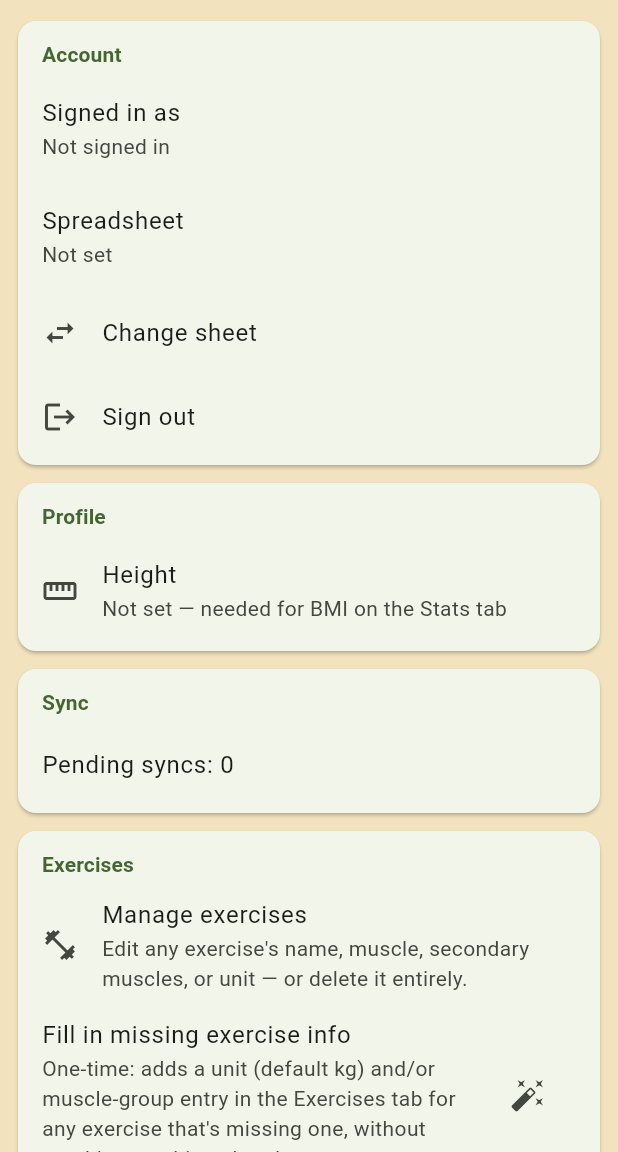
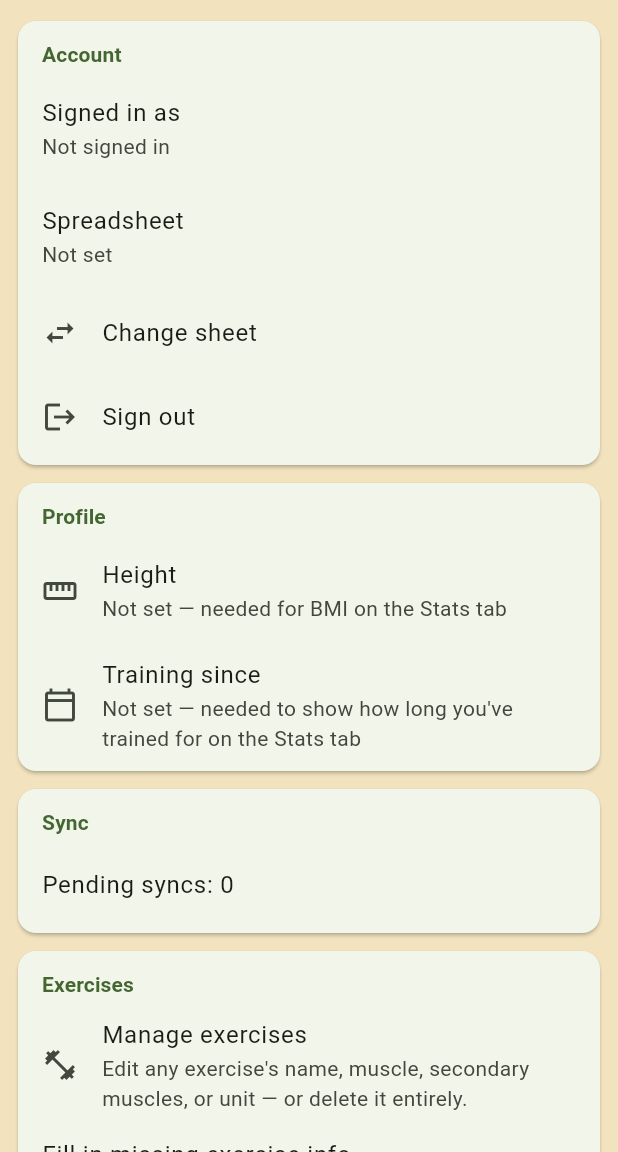
Before and after one commit to koren23/Gym_Log_App, a Flutter app: the MainShell screen opened directly, after a tap on the "settings" icon, on a phone screen of 412 x 824 dp, the part 84-1236 px from its top. Run offline on Flutter 3.47's test engine with Material 3 defaults, Android fonts, the phone set to English and light mode, and no system bars; our stand-ins replace fl_chart, flutter_riverpod, google_sign_in, package_info_plus, shared_preferences, web; missing offline and left inert: googleapis; accounts and stored records are empty.

Commit message:
v2.1.0: user-set training start date for Stats
Adds a "Training since" date in Settings -> Profile, for anyone who
trained before they started logging in this app. The Stats tab's
"Working out since" now uses it (falling back to the first logged
workout if unset), plus a new "Training for" duration row.

Co-Authored-By: Claude Sonnet 5 <noreply@anthropic.com>

```diff
--- a/lib/core/changelog.dart
+++ b/lib/core/changelog.dart
@@ -15,6 +15,17 @@ class ChangelogEntry {
 }
 
 const List<ChangelogEntry> kChangelog = [
+  ChangelogEntry(
+    version: '2.1.0',
+    date: '2026-11-07',
+    changes: [
+      'Added a "Training since" date in Settings → Profile, for when you '
+          'started working out before you started logging in this app — '
+          'the Stats tab\'s "Working out since" now uses it (falling back '
+          'to your first logged workout if unset), alongside a new '
+          '"Training for" row showing how long that\'s been.',
+    ],
+  ),
   ChangelogEntry(
     version: '2.0.3',
     date: '2026-11-06',
--- a/lib/screens/settings/settings_screen.dart
+++ b/lib/screens/settings/settings_screen.dart
@@ -1,6 +1,7 @@
 import 'package:flutter/material.dart';
 import 'package:flutter/services.dart';
 import 'package:flutter_riverpod/flutter_riverpod.dart';
+import 'package:intl/intl.dart';
 
 import '../../models/app_colors.dart';
 import '../../providers/auth_providers.dart';
@@ -11,6 +12,8 @@ import 'add_workout_day_dialog.dart';
 import 'algorithms_info_screen.dart';
 import 'changelog_screen.dart';
 import 'manage_exercises_screen.dart';
+
+final _dateFormat = DateFormat.yMMMd();
 
 class SettingsScreen extends ConsumerStatefulWidget {
   const SettingsScreen({super.key});
@@ -100,6 +103,21 @@ class _SettingsScreenState extends ConsumerState<SettingsScreen> {
     setState(() {});
   }
 
+  Future<void> _editTrainingStartDate() async {
+    final settings = ref.read(appSettingsServiceProvider);
+    final now = DateTime.now();
+    final picked = await showDatePicker(
+      context: context,
+      initialDate: settings.trainingStartDate ?? now,
+      firstDate: DateTime(1950),
+      lastDate: now,
+      helpText: 'When did you start working out?',
+    );
+    if (picked == null || !mounted) return;
+    await settings.setTrainingStartDate(picked);
+    setState(() {});
+  }
+
   @override
   Widget build(BuildContext context) {
     final authState = ref.watch(authStateProvider);
@@ -156,6 +174,36 @@ class _SettingsScreenState extends ConsumerState<SettingsScreen> {
                 ),
                 leading: const Icon(Icons.straighten),
                 onTap: _editHeight,
+              ),
+              Builder(
+                builder: (context) {
+                  final trainingStartDate = ref
+                      .watch(appSettingsServiceProvider)
+                      .trainingStartDate;
+                  return ListTile(
+                    title: const Text('Training since'),
+                    subtitle: Text(
+                      trainingStartDate == null
+                          ? 'Not set — needed to show how long you\'ve '
+                                'trained for on the Stats tab'
+                          : _dateFormat.format(trainingStartDate),
+                    ),
+                    leading: const Icon(Icons.calendar_today_outlined),
+                    onTap: _editTrainingStartDate,
+                    trailing: trainingStartDate == null
+                        ? null
+                        : IconButton(
+                            icon: const Icon(Icons.clear),
+                            tooltip: 'Clear',
+                            onPressed: () async {
+                              await ref
+                                  .read(appSettingsServiceProvider)
+                                  .setTrainingStartDate(null);
+                              setState(() {});
+                            },
+                          ),
+                  );
+                },
               ),
             ],
           ),
--- a/lib/screens/stats/stats_screen.dart
+++ b/lib/screens/stats/stats_screen.dart
@@ -154,6 +154,9 @@ class _StatsScreenState extends ConsumerState<StatsScreen> {
       exercisesByName: exercisesByName,
     );
     final heightCm = ref.watch(appSettingsServiceProvider).heightCm;
+    final trainingStartDate =
+        ref.watch(appSettingsServiceProvider).trainingStartDate ??
+        workingOutSince(realEntries)!;
 
     final frequency = exerciseFrequency(realEntries).entries.toList()
       ..sort((a, b) => b.value.compareTo(a.value));
@@ -182,7 +185,11 @@ class _StatsScreenState extends ConsumerState<StatsScreen> {
             children: [
               _StatRow(
                 'Working out since',
-                _dateFormat.format(workingOutSince(realEntries)!),
+                _dateFormat.format(trainingStartDate),
+              ),
+              _StatRow(
+                'Training for',
+                trainingDurationLabel(trainingStartDate),
               ),
               _StatRow(
                 'Average reps per set',
--- a/lib/services/settings/app_settings_service.dart
+++ b/lib/services/settings/app_settings_service.dart
@@ -55,6 +55,7 @@ class AppSettingsService {
   static const _kAutoThemeRotationEnabled = 'auto_theme_rotation_enabled';
   static const _kLastAutoThemeChangeDate = 'last_auto_theme_change_date';
   static const _kHeightCm = 'height_cm';
+  static const _kTrainingStartDate = 'training_start_date';
 
   static Future<AppSettingsService> create() async {
     final prefs = await SharedPreferences.getInstance();
@@ -341,4 +342,25 @@ class AppSettingsService {
       await _prefs.setDouble(_kHeightCm, value);
     }
   }
+
+  /// User-declared "I started working out on this date", used for the
+  /// Stats tab's training-duration display. Overrides the app-logged
+  /// [workingOutSince] fallback, since the user may have trained for years
+  /// before ever logging a workout in this app. Null until set in Settings.
+  DateTime? get trainingStartDate {
+    final raw = _prefs.getString(_kTrainingStartDate);
+    if (raw == null) return null;
+    return DateTime.tryParse(raw);
+  }
+
+  Future<void> setTrainingStartDate(DateTime? value) async {
+    if (value == null) {
+      await _prefs.remove(_kTrainingStartDate);
+    } else {
+      await _prefs.setString(
+        _kTrainingStartDate,
+        DateTime(value.year, value.month, value.day).toIso8601String(),
+      );
+    }
+  }
 }
--- a/pubspec.yaml
+++ b/pubspec.yaml
@@ -16,7 +16,7 @@ publish_to: 'none' # Remove this line if you wish to publish to pub.dev
 # https://developer.apple.com/library/archive/documentation/General/Reference/InfoPlistKeyReference/Articles/CoreFoundationKeys.html
 # In Windows, build-name is used as the major, minor, and patch parts
 # of the product and file versions while build-number is used as the build suffix.
-version: 2.0.3+19
+version: 2.1.0+20
 
 environment:
   sdk: ^3.9.2
```
Also changed, not shown: lib/services/analysis/stats_engine.dart (+34 -0 lines).
